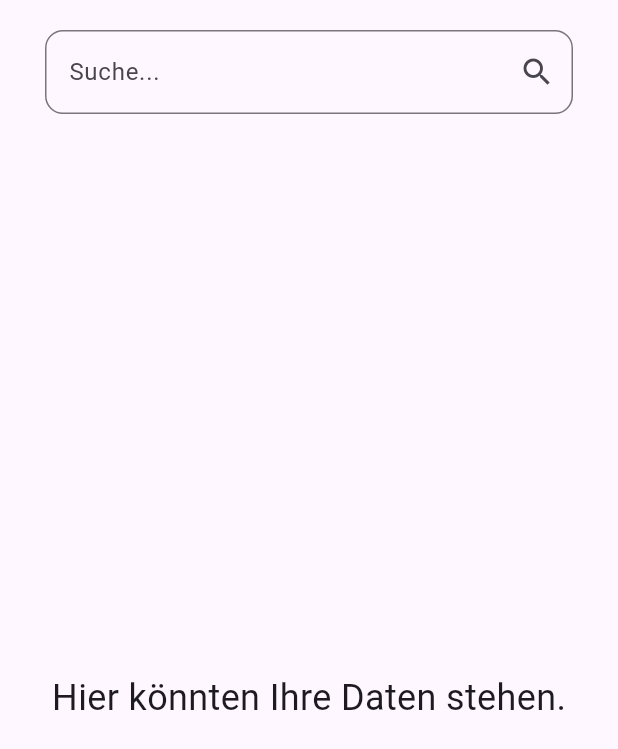
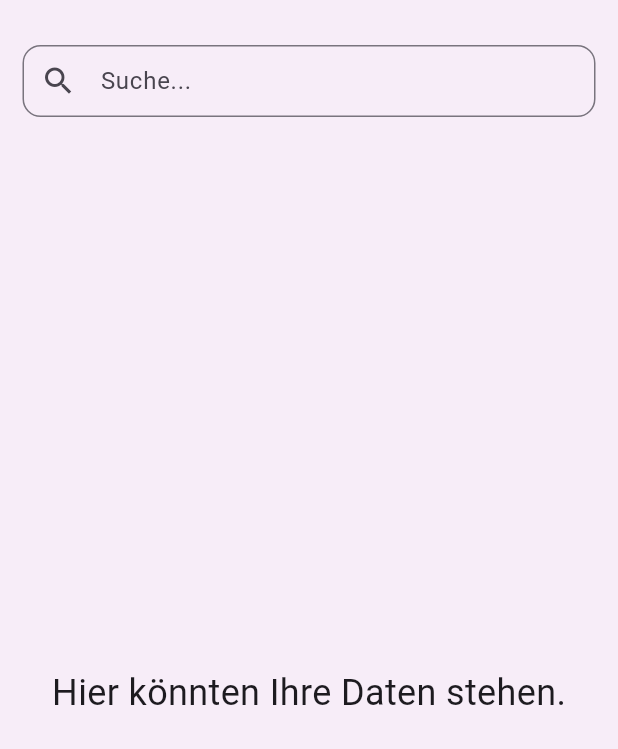
Before and after one commit to HDieter6789/hello_world_flutter, a Flutter app: the screen it shows after launch, after a tap on "Daten anzeigen", on a phone screen of 412 x 824 dp. Shown: the top 749 px of the screen. Run offline on Flutter 3.47's test engine with Material 3 defaults, Android fonts, the phone set to English and light mode, and no system bars.

```diff
--- a/lib/base_page.dart
+++ b/lib/base_page.dart
@@ -3,48 +3,67 @@ import 'search_result_page.dart';
 
 class BasePage extends StatelessWidget {
   final Widget child;
+  final List<Widget>? actions;
 
-  const BasePage({super.key, required this.child});
+  const BasePage({
+    super.key,
+    required this.child,
+    this.actions,
+  });
 
   @override
   Widget build(BuildContext context) {
-    final TextEditingController _searchController = TextEditingController();
-
-    void _startSearch() {
-      Navigator.push(
-        context,
-        MaterialPageRoute(
-          builder: (context) => const SearchResultPage(),
-        ),
-      );
-    }
-
     return Scaffold(
-      body: SafeArea(
+      backgroundColor: const Color(0xFFF7EDF8),
+      appBar: PreferredSize(
+        preferredSize: const Size.fromHeight(100),
         child: Column(
           children: [
-            Padding(
-              padding: const EdgeInsets.symmetric(horizontal: 30, vertical: 20),
-              child: TextField(
-                controller: _searchController,
-                onSubmitted: (_) => _startSearch(),
-                decoration: InputDecoration(
-                  hintText: 'Suche...',
-                  border: OutlineInputBorder(
-                    borderRadius: BorderRadius.circular(12),
+            Container(
+              margin: const EdgeInsets.only(top: 30),
+              padding: const EdgeInsets.symmetric(horizontal: 15),
+              child: Row(
+                children: [
+                  Expanded(
+                    child: TextField(
+                      decoration: InputDecoration(
+                        hintText: 'Suche...',
+                        prefixIcon: const Icon(Icons.search),
+                        border: OutlineInputBorder(
+                          borderRadius: BorderRadius.circular(12),
+                        ),
+                        contentPadding: const EdgeInsets.all(10),
+                      ),
+                      onSubmitted: (value) {
+                        Navigator.push(
+                          context,
+                          MaterialPageRoute(
+                            builder: (context) => SearchResultPage(query: value),
+                          ),
+                        );
+                      },
+                    ),
                   ),
-                  suffixIcon: IconButton(
-                    icon: const Icon(Icons.search),
-                    onPressed: _startSearch,
-                  ),
-                ),
+                  if (actions != null && actions!.isNotEmpty)
+                    Padding(
+                      padding: const EdgeInsets.only(left: 12),
+                      child: Theme(
+                        data: Theme.of(context).copyWith(
+                          iconTheme: const IconThemeData(
+                            color: Colors.blue, // Auffällige Farbe
+                            size: 30,           // Größer
+                          ),
+                        ),
+                        child: actions!.first,
+                      ),
+                    ),
+                ],
               ),
             ),
-            const SizedBox(height: 10),
-            Expanded(child: child),
           ],
         ),
       ),
+      body: child,
     );
   }
 }
```
Also changed, not shown: lib/main.dart (+21 -0 lines), lib/search_result_page.dart (+9 -4 lines).
